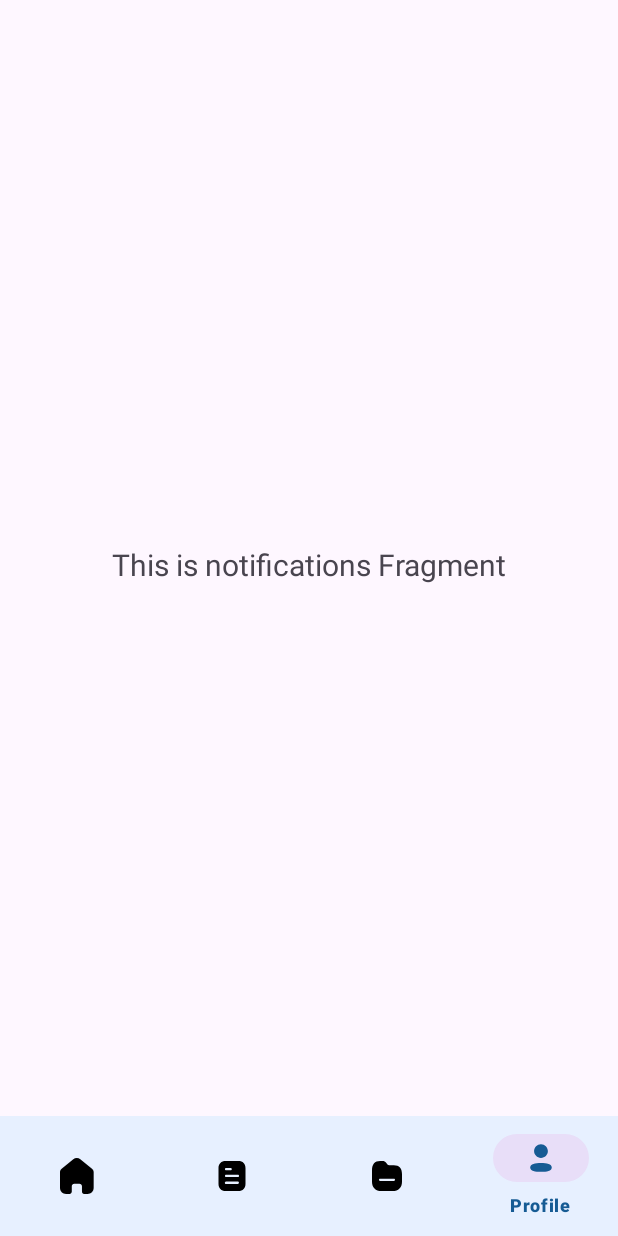
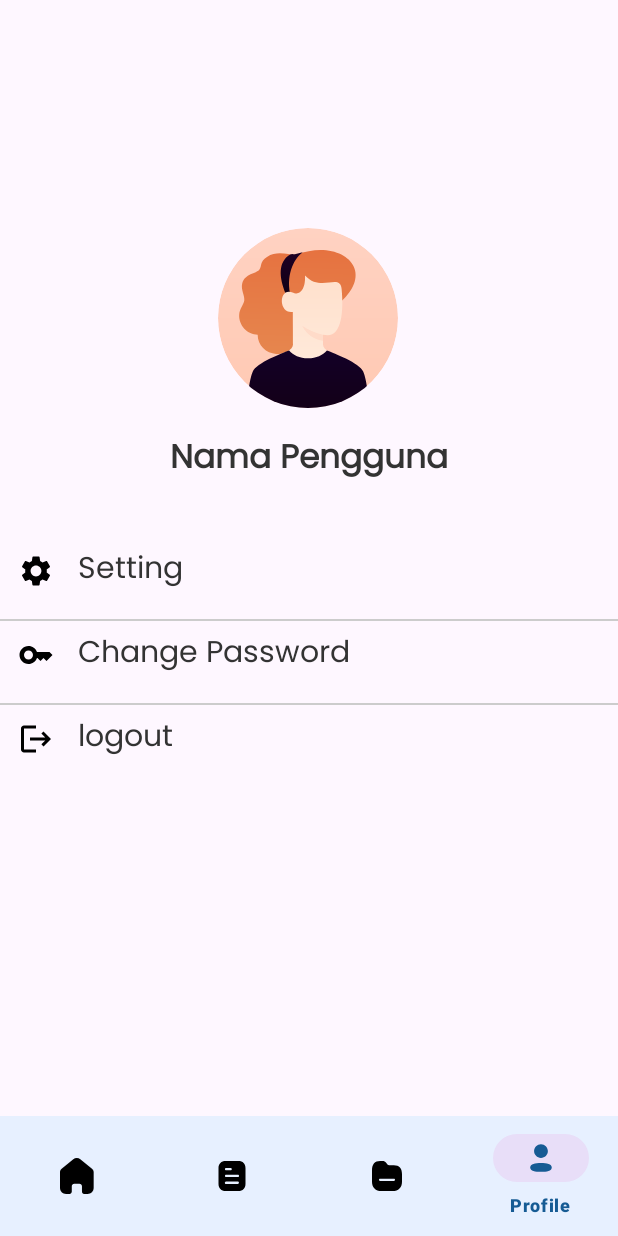
Before and after one commit to dokumin-team/dokumin-mobile-dev, an Android app: the ProfileFragment screen opened through its navigation route, on a phone screen of 412 x 824 dp. Run offline under Robolectric (Android 15) with nearby library versions, the phone set to English and light mode, and no system bars; our stand-ins replace navigation-ui.

Commit message:
style : profile page

```diff
--- a/app/src/main/java/com/example/dokumin/ui/profile/ProfileFragment.kt
+++ b/app/src/main/java/com/example/dokumin/ui/profile/ProfileFragment.kt
@@ -28,10 +28,7 @@ class ProfileFragment : Fragment() {
         _binding = FragmentProfileBinding.inflate(inflater, container, false)
         val root: View = binding.root
 
-        val textView: TextView = binding.textNotifications
-        notificationsViewModel.text.observe(viewLifecycleOwner) {
-            textView.text = it
-        }
+
         return root
     }
 
--- /dev/null
+++ b/app/src/main/res/drawable/baseline_settings_24.xml
@@ -0,0 +1,5 @@
+<vector xmlns:android="http://schemas.android.com/apk/res/android" android:height="24dp" android:tint="#000000" android:viewportHeight="24" android:viewportWidth="24" android:width="24dp">
+
+    <path android:fillColor="@android:color/white" android:pathData="M19.14,12.94c0.04,-0.3 0.06,-0.61 0.06,-0.94c0,-0.32 -0.02,-0.64 -0.07,-0.94l2.03,-1.58c0.18,-0.14 0.23,-0.41 0.12,-0.61l-1.92,-3.32c-0.12,-0.22 -0.37,-0.29 -0.59,-0.22l-2.39,0.96c-0.5,-0.38 -1.03,-0.7 -1.62,-0.94L14.4,2.81c-0.04,-0.24 -0.24,-0.41 -0.48,-0.41h-3.84c-0.24,0 -0.43,0.17 -0.47,0.41L9.25,5.35C8.66,5.59 8.12,5.92 7.63,6.29L5.24,5.33c-0.22,-0.08 -0.47,0 -0.59,0.22L2.74,8.87C2.62,9.08 2.66,9.34 2.86,9.48l2.03,1.58C4.84,11.36 4.8,11.69 4.8,12s0.02,0.64 0.07,0.94l-2.03,1.58c-0.18,0.14 -0.23,0.41 -0.12,0.61l1.92,3.32c0.12,0.22 0.37,0.29 0.59,0.22l2.39,-0.96c0.5,0.38 1.03,0.7 1.62,0.94l0.36,2.54c0.05,0.24 0.24,0.41 0.48,0.41h3.84c0.24,0 0.44,-0.17 0.47,-0.41l0.36,-2.54c0.59,-0.24 1.13,-0.56 1.62,-0.94l2.39,0.96c0.22,0.08 0.47,0 0.59,-0.22l1.92,-3.32c0.12,-0.22 0.07,-0.47 -0.12,-0.61L19.14,12.94zM12,15.6c-1.98,0 -3.6,-1.62 -3.6,-3.6s1.62,-3.6 3.6,-3.6s3.6,1.62 3.6,3.6S13.98,15.6 12,15.6z"/>
+
+</vector>
--- /dev/null
+++ b/app/src/main/res/drawable/ic_key.xml
@@ -0,0 +1,5 @@
+<vector xmlns:android="http://schemas.android.com/apk/res/android" android:height="24dp" android:tint="#000000" android:viewportHeight="24" android:viewportWidth="24" android:width="24dp">
+
+    <path android:fillColor="@android:color/white" android:pathData="M21,10h-8.35C11.83,7.67 9.61,6 7,6c-3.31,0 -6,2.69 -6,6s2.69,6 6,6c2.61,0 4.83,-1.67 5.65,-4H13l2,2l2,-2l2,2l4,-4.04L21,10zM7,15c-1.65,0 -3,-1.35 -3,-3c0,-1.65 1.35,-3 3,-3s3,1.35 3,3C10,13.65 8.65,15 7,15z"/>
+
+</vector>
--- /dev/null
+++ b/app/src/main/res/drawable/ic_logout.xml
@@ -0,0 +1,5 @@
+<vector xmlns:android="http://schemas.android.com/apk/res/android" android:autoMirrored="true" android:height="24dp" android:tint="#000000" android:viewportHeight="24" android:viewportWidth="24" android:width="24dp">
+
+    <path android:fillColor="@android:color/white" android:pathData="M17,7l-1.41,1.41L18.17,11H8v2h10.17l-2.58,2.58L17,17l5,-5zM4,5h8V3H4c-1.1,0 -2,0.9 -2,2v14c0,1.1 0.9,2 2,2h8v-2H4V5z"/>
+
+</vector>
--- /dev/null
+++ b/app/src/main/res/drawable/ic_profile.xml
@@ -0,0 +1,84 @@
+<vector xmlns:android="http://schemas.android.com/apk/res/android"
+    xmlns:aapt="http://schemas.android.com/aapt"
+    android:width="200dp"
+    android:height="200dp"
+    android:viewportWidth="200"
+    android:viewportHeight="200">
+  <group>
+    <clip-path
+        android:pathData="M100,0L100,0A100,100 0,0 1,200 100L200,100A100,100 0,0 1,100 200L100,200A100,100 0,0 1,0 100L0,100A100,100 0,0 1,100 0z"/>
+    <path
+        android:pathData="M100,0L100,0A100,100 0,0 1,200 100L200,100A100,100 0,0 1,100 200L100,200A100,100 0,0 1,0 100L0,100A100,100 0,0 1,100 0z">
+      <aapt:attr name="android:fillColor">
+        <gradient
+            android:startX="100"
+            android:startY="200"
+            android:endX="100"
+            android:endY="0"
+            android:type="linear">
+          <item android:offset="0" android:color="#FFFFC9B3"/>
+          <item android:offset="1" android:color="#FFFFD2C2"/>
+        </gradient>
+      </aapt:attr>
+    </path>
+    <path
+        android:pathData="M82.2,139.25C87.97,129.65 101.22,111.25 132.79,85.39C180.41,46.38 135.46,10.69 87.17,29.7C82.01,31.73 67.69,23.59 54.43,32.16C45.88,37.7 49.21,42.03 45.88,46.37C42.55,50.7 29.71,50.45 26.89,61.71C25.23,68.38 29.84,75.36 29.22,80.38C28.6,85.4 23.74,89.93 23.51,96.56C23.41,99.35 23.86,102.15 24.84,104.77C25.81,107.39 27.3,109.8 29.21,111.85C31.12,113.9 33.41,115.56 35.96,116.72C38.51,117.88 41.26,118.53 44.06,118.63C44.08,124.17 46.24,129.48 50.09,133.46C53.94,137.43 59.17,139.77 64.7,139.98C68.25,140.11 71.77,139.34 74.94,137.76C78.09,140.66 80.8,141.57 82.2,139.25Z">
+      <aapt:attr name="android:fillColor">
+        <gradient
+            android:startX="85.97"
+            android:startY="140.78"
+            android:endX="90.08"
+            android:endY="23.56"
+            android:type="linear">
+          <item android:offset="0" android:color="#FFE6864E"/>
+          <item android:offset="1" android:color="#FFE67240"/>
+        </gradient>
+      </aapt:attr>
+    </path>
+    <path
+        android:pathData="M94,27.33C85.79,32.6 75.63,49.87 80.09,73.06C81.06,78.12 78.02,79.63 75.42,73.39C67.58,54.57 66.67,37.59 80.09,29.47C82.42,28.06 83.76,29.2 85.42,29.06C88.59,28.8 92.86,26.55 94,27.33Z">
+      <aapt:attr name="android:fillColor">
+        <gradient
+            android:startX="81.86"
+            android:startY="27.17"
+            android:endX="81.86"
+            android:endY="77.49"
+            android:type="linear">
+          <item android:offset="0" android:color="#FF1D0024"/>
+          <item android:offset="1" android:color="#FF100014"/>
+        </gradient>
+      </aapt:attr>
+    </path>
+    <path
+        android:pathData="M83.33,129.33C83.33,123.33 83.13,93.74 83.14,93.24C66.67,95.67 67,64.33 83.67,72C87.33,74.33 97.67,72 96.67,52.67C114.67,72 135.57,49.45 137.36,67.83C139.8,92.92 137.34,119.17 121.75,119.18C120.04,119.15 118.34,118.98 116.67,118.67V129.33C116.67,136 128.67,139.33 128.67,139.33C128.67,139.33 107.94,158.87 99.33,158.76C90.73,158.65 71.33,139.33 71.33,139.33C71.33,139.33 83.33,136 83.33,129.33Z">
+      <aapt:attr name="android:fillColor">
+        <gradient
+            android:startX="104.57"
+            android:startY="52.67"
+            android:endX="104.57"
+            android:endY="158.76"
+            android:type="linear">
+          <item android:offset="0" android:color="#FFFFE0CC"/>
+          <item android:offset="1" android:color="#FFFFEADB"/>
+        </gradient>
+      </aapt:attr>
+    </path>
+    <path
+        android:pathData="M116.67,118.66C108.4,116.83 100.56,113.41 93.59,108.6C93.59,108.6 99.34,122.66 116.64,125.33L116.67,118.66Z"
+        android:fillColor="#FFDBC9"/>
+    <path
+        android:pathData="M161.33,159.33C166.17,170.08 168.67,202.67 168.67,202.67H31.33C31.33,202.67 33.83,170.08 38.67,159.33C42.9,149.92 70.83,139.11 79.01,136C83.73,141.29 90.5,144.67 100,144.67C109.5,144.67 116.27,141.29 120.99,136C129.17,139.11 157.1,149.92 161.33,159.33Z">
+      <aapt:attr name="android:fillColor">
+        <gradient
+            android:startX="100"
+            android:startY="136"
+            android:endX="100"
+            android:endY="202.67"
+            android:type="linear">
+          <item android:offset="0" android:color="#FF130027"/>
+          <item android:offset="1" android:color="#FF130017"/>
+        </gradient>
+      </aapt:attr>
+    </path>
+  </group>
+</vector>
--- a/app/src/main/res/layout/fragment_profile.xml
+++ b/app/src/main/res/layout/fragment_profile.xml
@@ -6,17 +6,101 @@
     android:layout_height="match_parent"
     tools:context=".ui.profile.ProfileFragment">
 
+    <ImageView
+        android:id="@+id/avatarImage"
+        android:layout_width="120dp"
+        android:layout_height="120dp"
+        android:layout_gravity="center"
+        android:layout_marginTop="152dp"
+        android:src="@drawable/ic_profile"
+        app:layout_constraintEnd_toEndOf="parent"
+        app:layout_constraintHorizontal_bias="0.498"
+        app:layout_constraintStart_toStartOf="parent"
+        app:layout_constraintTop_toTopOf="parent"
+        app:layout_goneMarginTop="120dp" />
+
     <TextView
-        android:id="@+id/text_notifications"
-        android:layout_width="match_parent"
+        android:id="@+id/userName"
+        android:layout_width="wrap_content"
         android:layout_height="wrap_content"
-        android:layout_marginStart="8dp"
+        style="@style/TextView.PoppinsNormal22spSubheader"
+        android:text="@string/nama_pengguna"
+        android:textSize="22sp"
+        android:textStyle="bold"
+        android:textColor="#333333"
+        android:layout_marginTop="16dp"
+        android:gravity="center"
+        app:layout_constraintTop_toBottomOf="@id/avatarImage"
+        app:layout_constraintStart_toStartOf="parent"
+        app:layout_constraintEnd_toEndOf="parent" />
+
+    <LinearLayout
+        android:layout_marginHorizontal="12dp"
+        android:id="@+id/settingMenu"
+        style="@style/MenuItemStyle"
+        app:layout_constraintTop_toBottomOf="@id/userName"
+        android:layout_marginTop="32dp"
+        tools:ignore="MissingConstraints">
+
+        <ImageView
+            android:src="@drawable/baseline_settings_24"
+            android:contentDescription="@string/setting"
+            style="@style/MenuIconStyle" />
+
+        <TextView
+            android:id="@+id/settingText"
+            android:text="Setting"
+            style="@style/MenuTextStyle" />
+    </LinearLayout>
+
+    <View
+        style="@style/DividerStyle"
+        app:layout_constraintTop_toBottomOf="@id/settingMenu"
         android:layout_marginTop="8dp"
-        android:layout_marginEnd="8dp"
-        android:textAlignment="center"
-        android:textSize="20sp"
-        app:layout_constraintBottom_toBottomOf="parent"
-        app:layout_constraintEnd_toEndOf="parent"
-        app:layout_constraintStart_toStartOf="parent"
-        app:layout_constraintTop_toTopOf="parent" />
+        tools:ignore="MissingConstraints" />
+
+    <LinearLayout
+        android:layout_marginHorizontal="12dp"
+        android:id="@+id/changeLayoutMenu"
+        style="@style/MenuItemStyle"
+        app:layout_constraintTop_toBottomOf="@id/settingMenu"
+        android:layout_marginTop="8dp"
+        tools:ignore="MissingConstraints">
+
+        <ImageView
+            android:src="@drawable/ic_key"
+            android:contentDescription="@string/change_password"
+            style="@style/MenuIconStyle" />
+
+        <TextView
+            android:id="@+id/changeLayoutText"
+            android:text="@string/change_password"
+            style="@style/MenuTextStyle" />
+    </LinearLayout>
+
+    <View
+        style="@style/DividerStyle"
+        app:layout_constraintTop_toBottomOf="@id/changeLayoutMenu"
+        android:layout_marginTop="8dp"
+        tools:ignore="MissingConstraints" />
+
+    <LinearLayout
+        android:layout_marginHorizontal="12dp"
+        android:id="@+id/logoutMenu"
+        style="@style/MenuItemStyle"
+        app:layout_constraintTop_toBottomOf="@id/changeLayoutMenu"
+        android:layout_marginTop="8dp"
+        tools:ignore="MissingConstraints">
+
+        <ImageView
+            android:src="@drawable/ic_logout"
+            android:contentDescription="@string/logout"
+            style="@style/MenuIconStyle" />
+
+        <TextView
+            android:id="@+id/logoutText"
+            android:text="@string/logout"
+            style="@style/MenuTextStyle" />
+    </LinearLayout>
+
 </androidx.constraintlayout.widget.ConstraintLayout>
--- a/app/src/main/res/values/strings.xml
+++ b/app/src/main/res/values/strings.xml
@@ -35,4 +35,8 @@
     <string name="back_icon">Back</string>
     <string name="nama_document">nama document</string>
     <string name="dokumen_terbaru">Dokumen Terbaru</string>
+    <string name="nama_pengguna">Nama Pengguna</string>
+    <string name="setting">setting</string>
+    <string name="change_password">Change Password</string>
+    <string name="logout">logout</string>
 </resources>
--- a/app/src/main/res/values/styles.xml
+++ b/app/src/main/res/values/styles.xml
@@ -36,5 +36,33 @@
         <item name="android:textSize">16sp</item>
     </style>
 
+    <style name="MenuItemStyle">
+        <item name="android:layout_width">match_parent</item>
+        <item name="android:layout_height">48dp</item>
+        <item name="android:orientation">horizontal</item>
+        <item name="android:gravity">center_vertical</item>
+        <item name="android:background">?android:attr/selectableItemBackground</item>
+    </style>
+
+    <style name="MenuIconStyle">
+        <item name="android:layout_width">24dp</item>
+        <item name="android:layout_height">24dp</item>
+    </style>
+
+    <style name="MenuTextStyle">
+        <item name="android:layout_width">wrap_content</item>
+        <item name="android:layout_height">wrap_content</item>
+        <item name="android:layout_marginStart">16dp</item>
+        <item name="android:textSize">20sp</item>
+        <item name="android:textColor">#333333</item>
+        <item name="android:gravity">start</item>
+        <item name="android:fontFamily">@font/poppins_regular</item>
+    </style>
+
+    <style name="DividerStyle">
+        <item name="android:layout_width">match_parent</item>
+        <item name="android:layout_height">1dp</item>
+        <item name="android:background">#CCCCCC</item>
+    </style>
 
 </resources>
```
